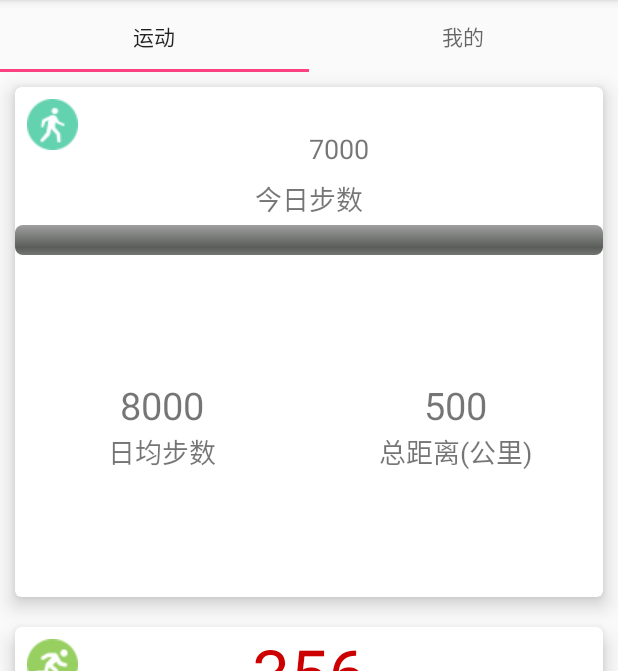
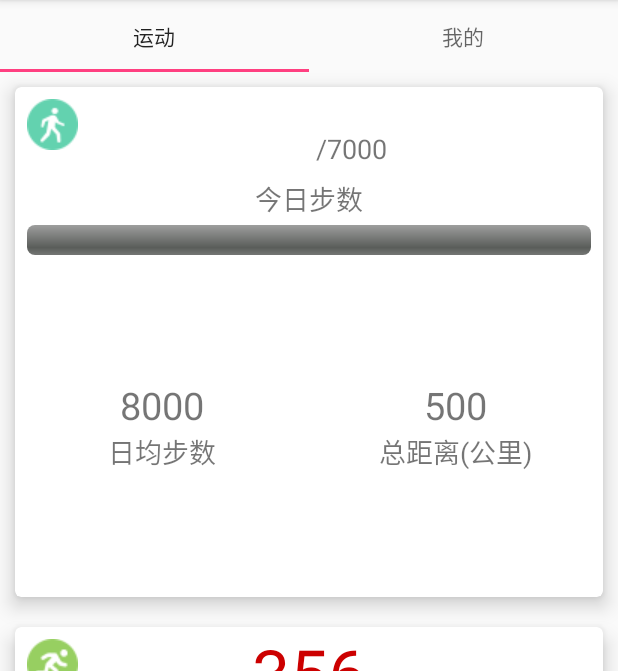
Before and after one commit to zhongzhen2008/HiFit, an Android app: the screen it shows after launch (MainActivity), on a phone screen of 412 x 824 dp, the part 84-755 px from its top. Run offline under Robolectric (Android 15) with nearby library versions, the phone set to English and light mode, and no system bars; 1 statement that could not run was skipped.

Commit message:
2016-5-15： 1）修改：目标步数对通知栏、进度条的刷新

```diff
--- a/app/src/main/java/com/hifit/zz/activity/FitFragment.java
+++ b/app/src/main/java/com/hifit/zz/activity/FitFragment.java
@@ -5,6 +5,9 @@ import android.content.ComponentName;
 import android.content.Intent;
 import android.content.ServiceConnection;
 import android.content.SharedPreferences;
+import android.graphics.Color;
+import android.graphics.drawable.ClipDrawable;
+import android.graphics.drawable.ColorDrawable;
 import android.os.Bundle;
 import android.os.IBinder;
 import android.preference.PreferenceManager;
@@ -12,6 +15,7 @@ import android.support.annotation.Nullable;
 import android.support.v4.app.Fragment;
 import android.support.v7.widget.CardView;
 import android.util.Log;
+import android.view.Gravity;
 import android.view.LayoutInflater;
 import android.view.View;
 import android.view.ViewGroup;
@@ -42,6 +46,9 @@ public class FitFragment extends Fragment {
     private StepService.StepBinder mStepBinder;
     private StepChange mStepChange = new StepChange();
 
+    private int mTargetStep;
+    private int mTodayStep;
+
     private class StepChange implements StepService.StepListener {
         @Override
         public void onStepChanged(int step) {
@@ -55,8 +62,7 @@ public class FitFragment extends Fragment {
         public void onServiceConnected(ComponentName name, IBinder service) {
             Log.d(TAG_FIT_FRAGMENT, "***** FitFragment: onServiceConnected()");
             mStepBinder = (StepService.StepBinder) service;
-            tvTodaySteps.setText("" + mStepBinder.getTodayStep());
-            pbTodaySteps.setProgress(mStepBinder.getTodayStep());
+            updateTodayStep();
 
             mStepBinder.addStepListener(mStepChange);
         }
@@ -133,9 +139,28 @@ public class FitFragment extends Fragment {
     @Override
     public void onResume() {
         super.onResume();
-        tvTargetSteps.setText("" + getTargetStep());
-        pbTodaySteps.setMax(getTargetStep());
+        updateTargetStep();
+        updateTodayStep();
 
+//        ClipDrawable d = new ClipDrawable(new ColorDrawable(Color.BLUE), Gravity.LEFT, ClipDrawable.HORIZONTAL);
+//        pbTodaySteps.setProgressDrawable(d);
+    }
+
+    private void updateTargetStep() {
+        mTargetStep = getTargetStep();
+        tvTargetSteps.setText(" /" + mTargetStep);
+        pbTodaySteps.setMax(mTargetStep);
+        if (mStepBinder != null) {
+            mStepBinder.setTargetStep(mTargetStep);
+        }
+    }
+
+    private void updateTodayStep() {
+        if (mStepBinder != null) {
+            mTodayStep =  mStepBinder.getTodayStep();
+            tvTodaySteps.setText("" + mTodayStep);
+            pbTodaySteps.setProgress(mTodayStep);
+        }
     }
 
     @Override
--- a/app/src/main/res/layout/fragment_fit.xml
+++ b/app/src/main/res/layout/fragment_fit.xml
@@ -60,7 +60,9 @@
                 style="@android:style/Widget.ProgressBar.Horizontal"
                 android:layout_width="match_parent"
                 android:layout_height="wrap_content"
-                android:paddingTop="4dp"/>
+                android:paddingTop="4dp"
+                android:paddingLeft="8dp"
+                android:paddingRight="8dp"/>
 
             <LinearLayout
                 android:layout_width="match_parent"
--- a/app/src/main/res/values/strings.xml
+++ b/app/src/main/res/values/strings.xml
@@ -13,5 +13,8 @@
     <string name="target_step">每日目标步数</string>
     <string name="target_step_summary">大多数人设置7000步</string>
     <string name="step_uint">步</string>
+    <string name="step_to_target">距离今日目标还有</string>
+    <string name="step_reach_target">已达成今日目标!</string>
+
 
 </resources>
```
Also changed, not shown: app/src/main/java/com/hifit/zz/engine/StepService.java (+16 -2 lines).
